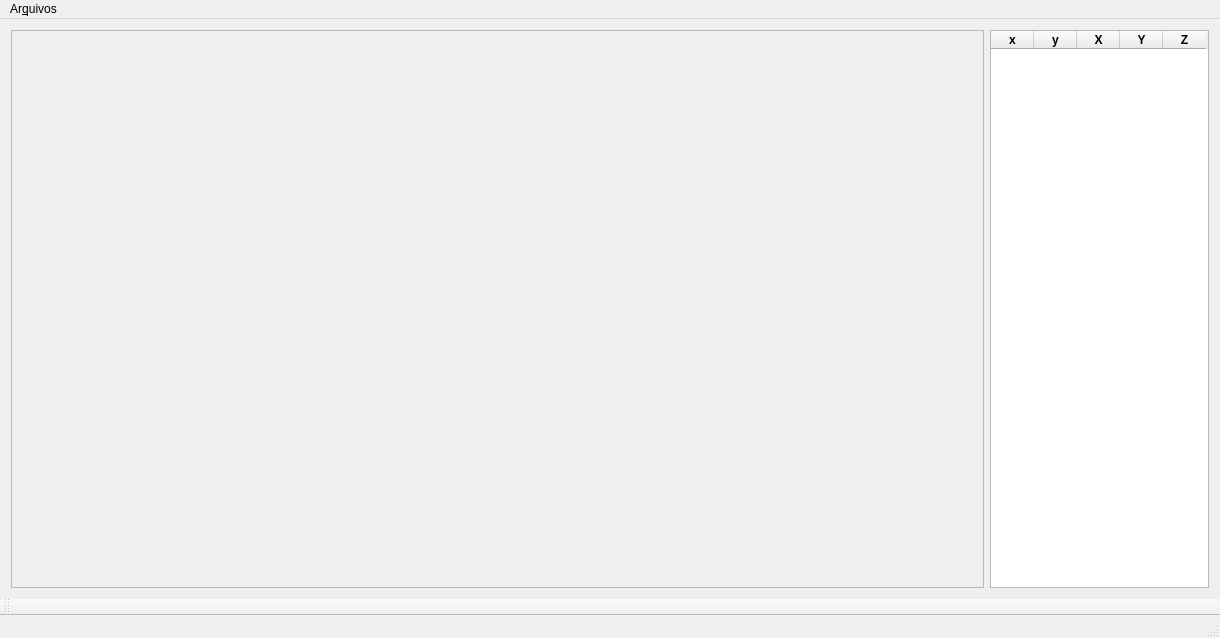
This is Ferramentas/CameraMarker/forms/cameramarker.ui in mathbarc/multiview-futtracker as Qt 5 draws it before an edit. The edited form follows.
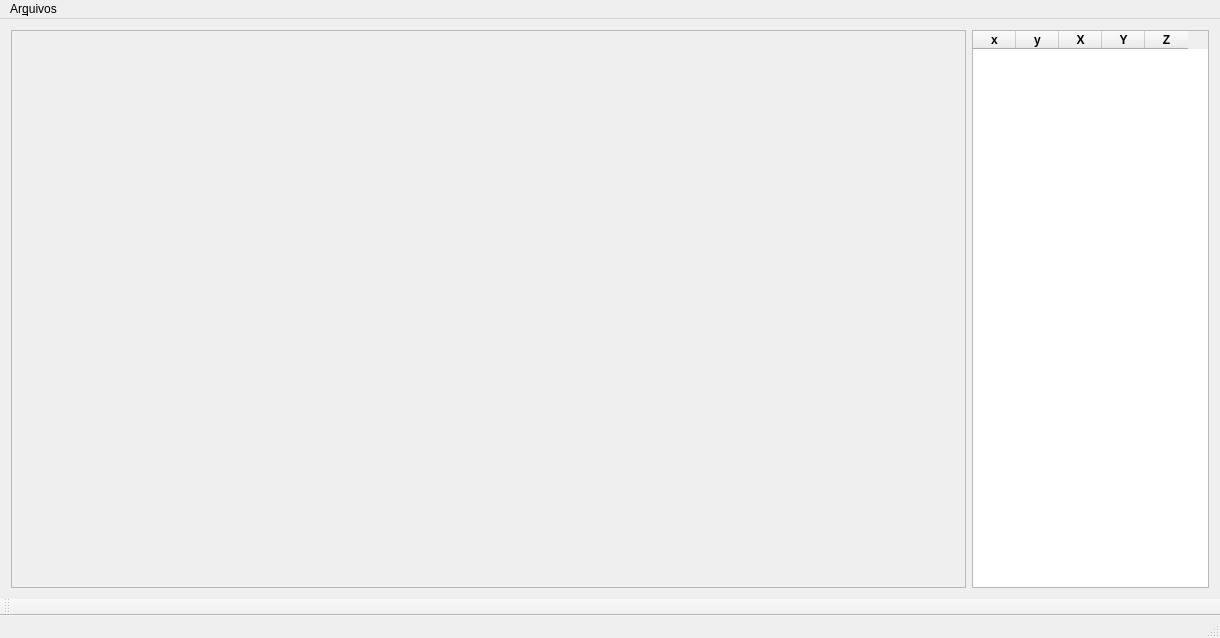
This is the edited form. Icons and pictures are not drawn.

```diff
--- a/Ferramentas/CameraMarker/forms/cameramarker.ui
+++ b/Ferramentas/CameraMarker/forms/cameramarker.ui
@@ -50,8 +50,8 @@
         <rect>
          <x>0</x>
          <y>0</y>
-         <width>979</width>
-         <height>555</height>
+         <width>951</width>
+         <height>549</height>
         </rect>
        </property>
        <layout class="QVBoxLayout" name="verticalLayout">
@@ -86,13 +86,13 @@
      <widget class="QTableWidget" name="tableWidget">
       <property name="minimumSize">
        <size>
-        <width>219</width>
+        <width>237</width>
         <height>0</height>
        </size>
       </property>
       <property name="maximumSize">
        <size>
-        <width>219</width>
+        <width>237</width>
         <height>16777215</height>
        </size>
       </property>
```
Left out of the diff: 2 changed lines with no effect on the pictures.
